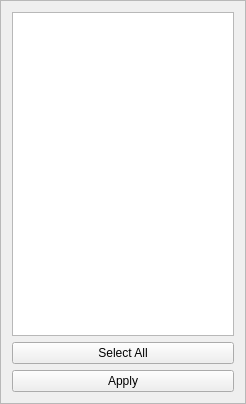
Old version of the form src/gdxviewer/columnfilterframe.ui in the repository GAMS-dev/studio.
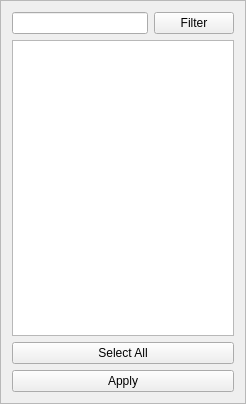
New version of the form.

Commit message: first version of filter for regExp

Patch:
```diff
--- a/src/gdxviewer/columnfilterframe.ui
+++ b/src/gdxviewer/columnfilterframe.ui
@@ -20,6 +20,20 @@
    <enum>QFrame::Raised</enum>
   </property>
   <layout class="QVBoxLayout" name="verticalLayout">
+   <item>
+    <layout class="QHBoxLayout" name="horizontalLayout">
+     <item>
+      <widget class="QLineEdit" name="leSearch"/>
+     </item>
+     <item>
+      <widget class="QPushButton" name="pbFilter">
+       <property name="text">
+        <string>Filter</string>
+       </property>
+      </widget>
+     </item>
+    </layout>
+   </item>
    <item>
     <widget class="QListView" name="lvLabels">
      <property name="selectionMode">
```
The commit also changes 5 other files.
